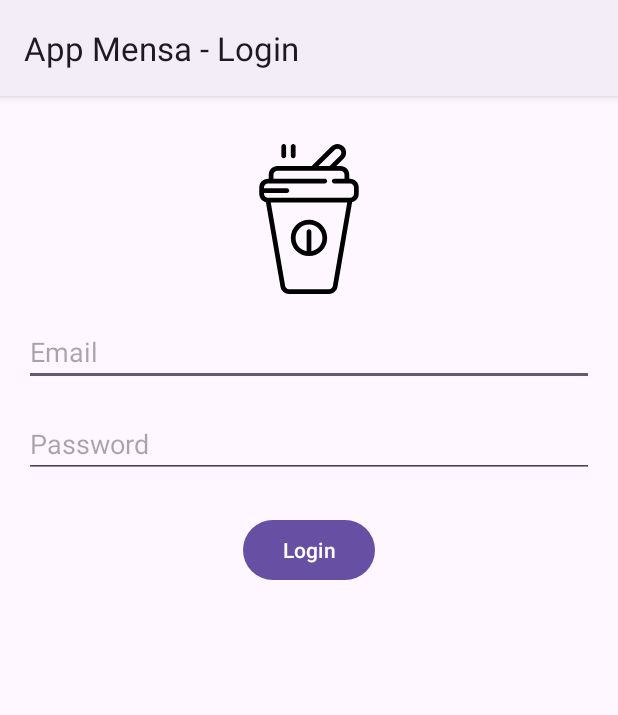
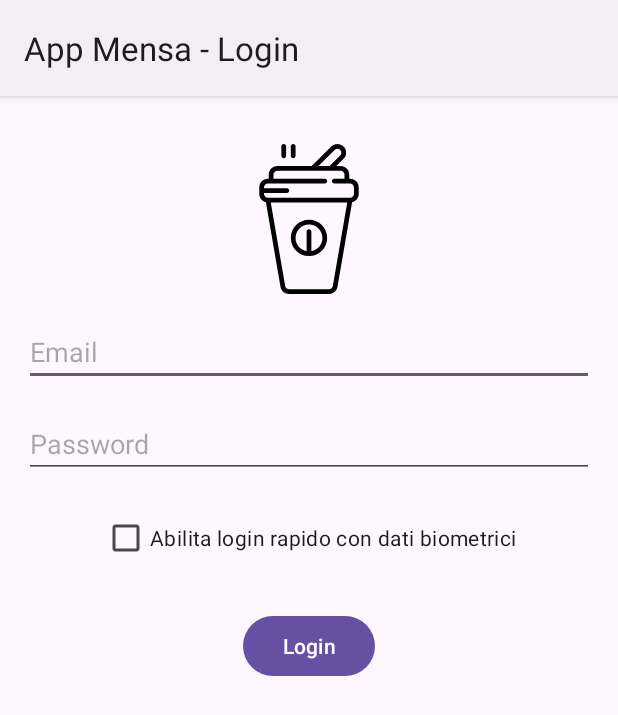
Before and after one commit to GiuseppePastena23/AppMensa, an Android app: the screen it shows after launch (LoginActivity), after a tap on "Login", on a phone screen of 412 x 824 dp. Shown: the top 715 px of the screen. Run offline under Robolectric (Android 15) with nearby library versions, the phone set to English and light mode, and no system bars.

Commit message:
aggiunta grafica checkbox biometrics

```diff
--- a/app/src/main/java/com/example/app_mensa/LoginActivity.java
+++ b/app/src/main/java/com/example/app_mensa/LoginActivity.java
@@ -3,6 +3,7 @@ package com.example.app_mensa;
 import android.os.Bundle;
 import android.view.View;
 import android.widget.Button;
+import android.widget.CheckBox;
 import android.widget.EditText;
 import android.widget.Toast;
 
@@ -11,20 +12,25 @@ import androidx.appcompat.app.AppCompatActivity;
 public class LoginActivity extends AppCompatActivity {
 
     private EditText emailEditText, passwordEditText;
+    private CheckBox biometricCheckbox;
     private Button loginButton;
 
     @Override
     protected void onCreate(Bundle savedInstanceState) {
         super.onCreate(savedInstanceState);
         setContentView(R.layout.activity_login);
+        associateUI();
+    }
 
+    private void associateUI() {
         emailEditText = findViewById(R.id.email);
         passwordEditText = findViewById(R.id.password);
+        biometricCheckbox = findViewById(R.id.biometricCheckbox);
         loginButton = findViewById(R.id.loginButton);
+        loginButton.setOnClickListener(view -> loginAction());
+    }
 
-        loginButton.setOnClickListener(new View.OnClickListener() {
-            @Override
-            public void onClick(View view) {
+    private void loginAction() {
         String email = emailEditText.getText().toString();
         String password = passwordEditText.getText().toString();
 
@@ -36,6 +42,5 @@ public class LoginActivity extends AppCompatActivity {
             Toast.makeText(LoginActivity.this, "Email o password errate", Toast.LENGTH_SHORT).show();
         }
     }
-        });
+
 }
-}
--- a/app/src/main/res/layout/activity_login.xml
+++ b/app/src/main/res/layout/activity_login.xml
@@ -8,7 +8,7 @@
     tools:context=".LoginActivity">
 
     <ImageView
-        android:id="@+id/coffeeImage"
+        android:id="@+id/logo"
         android:layout_width="100dp"
         android:layout_height="100dp"
         android:src="@drawable/logo"
@@ -27,7 +27,7 @@
         android:hint="Email"
         android:inputType="textEmailAddress"
         android:layout_marginTop="16dp"
-        app:layout_constraintTop_toBottomOf="@+id/coffeeImage"
+        app:layout_constraintTop_toBottomOf="@+id/logo"
         app:layout_constraintStart_toStartOf="parent"
         app:layout_constraintEnd_toEndOf="parent"
         android:layout_marginStart="16dp"
@@ -46,13 +46,24 @@
         android:layout_marginStart="16dp"
         android:layout_marginEnd="16dp"/>
 
+
+    <CheckBox
+        android:id="@+id/biometricCheckbox"
+        android:layout_width="wrap_content"
+        android:layout_height="wrap_content"
+        android:text="Abilita login rapido con dati biometrici"
+        android:layout_marginTop="16dp"
+        app:layout_constraintTop_toBottomOf="@+id/password"
+        app:layout_constraintStart_toStartOf="parent"
+        app:layout_constraintEnd_toEndOf="parent"/>
+
     <Button
         android:id="@+id/loginButton"
         android:layout_width="wrap_content"
         android:layout_height="wrap_content"
         android:text="Login"
         android:layout_marginTop="24dp"
-        app:layout_constraintTop_toBottomOf="@+id/password"
+        app:layout_constraintTop_toBottomOf="@+id/biometricCheckbox"
         app:layout_constraintStart_toStartOf="parent"
         app:layout_constraintEnd_toEndOf="parent"/>
 
```
Also changed, not shown: 1 other file. Lines whose indentation alone changed are shown as unchanged.
